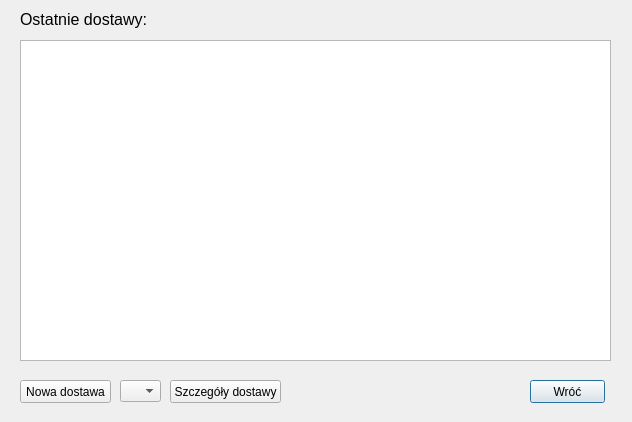
First picture: the form in supplieswindow.ui, repository DzimiX/ProgramSprzedazowy, before the edit.
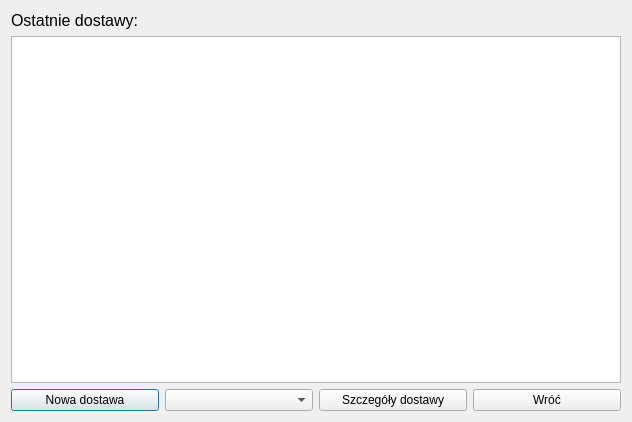
Second picture: the form after the edit.

Patch:
```diff
--- a/supplieswindow.ui
+++ b/supplieswindow.ui
@@ -13,15 +13,16 @@
   <property name="windowTitle">
    <string>Dostawa</string>
   </property>
+  <layout class="QGridLayout" name="gridLayout">
+   <item row="0" column="0" colspan="4">
+    <widget class="QLabel" name="label">
+     <property name="text">
+      <string>&lt;html&gt;&lt;head/&gt;&lt;body&gt;&lt;p&gt;&lt;span style=&quot; font-size:12pt;&quot;&gt;Ostatnie dostawy:&lt;/span&gt;&lt;/p&gt;&lt;/body&gt;&lt;/html&gt;</string>
+     </property>
+    </widget>
+   </item>
+   <item row="1" column="0" colspan="4">
   <widget class="QTableView" name="tableView">
-   <property name="geometry">
-    <rect>
-     <x>20</x>
-     <y>40</y>
-     <width>591</width>
-     <height>321</height>
-    </rect>
-   </property>
    <property name="selectionBehavior">
     <enum>QAbstractItemView::SelectRows</enum>
    </property>
@@ -29,68 +30,32 @@
     <bool>false</bool>
    </attribute>
   </widget>
-  <widget class="QPushButton" name="button_return">
-   <property name="geometry">
-    <rect>
-     <x>530</x>
-     <y>380</y>
-     <width>75</width>
-     <height>23</height>
-    </rect>
-   </property>
-   <property name="text">
-    <string>Wróć</string>
-   </property>
-  </widget>
-  <widget class="QLabel" name="label">
-   <property name="geometry">
-    <rect>
-     <x>20</x>
-     <y>10</y>
-     <width>591</width>
-     <height>20</height>
-    </rect>
-   </property>
-   <property name="text">
-    <string>&lt;html&gt;&lt;head/&gt;&lt;body&gt;&lt;p&gt;&lt;span style=&quot; font-size:12pt;&quot;&gt;Ostatnie dostawy:&lt;/span&gt;&lt;/p&gt;&lt;/body&gt;&lt;/html&gt;</string>
-   </property>
-  </widget>
+   </item>
+   <item row="2" column="0">
   <widget class="QPushButton" name="newSupply">
-   <property name="geometry">
-    <rect>
-     <x>20</x>
-     <y>380</y>
-     <width>91</width>
-     <height>23</height>
-    </rect>
-   </property>
    <property name="text">
     <string>Nowa dostawa</string>
    </property>
   </widget>
+   </item>
+   <item row="2" column="1">
+    <widget class="QComboBox" name="comboBox"/>
+   </item>
+   <item row="2" column="2">
   <widget class="QPushButton" name="editSupply">
-   <property name="geometry">
-    <rect>
-     <x>170</x>
-     <y>380</y>
-     <width>111</width>
-     <height>23</height>
-    </rect>
-   </property>
    <property name="text">
     <string>Szczegóły dostawy</string>
    </property>
   </widget>
-  <widget class="QComboBox" name="comboBox">
-   <property name="geometry">
-    <rect>
-     <x>120</x>
-     <y>380</y>
-     <width>41</width>
-     <height>22</height>
-    </rect>
-   </property>
-  </widget>
+   </item>
+   <item row="2" column="3">
+    <widget class="QPushButton" name="button_return">
+     <property name="text">
+      <string>Wróć</string>
+     </property>
+    </widget>
+   </item>
+  </layout>
  </widget>
  <resources/>
  <connections/>
```
Lines whose indentation alone changed are shown as unchanged.
